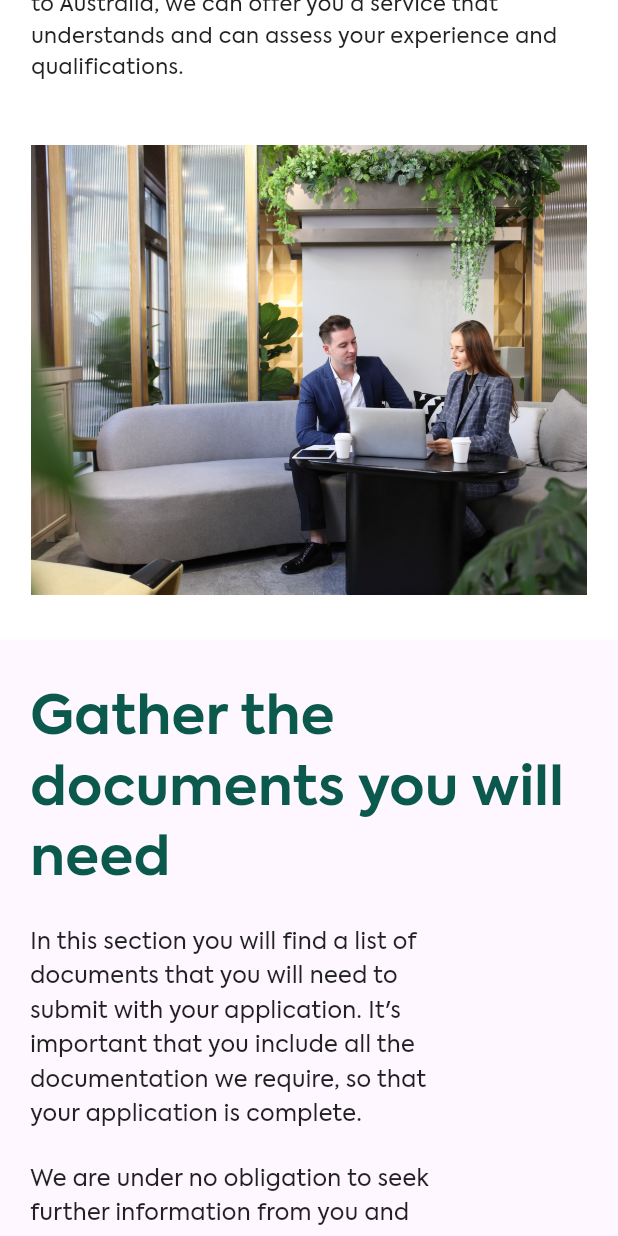
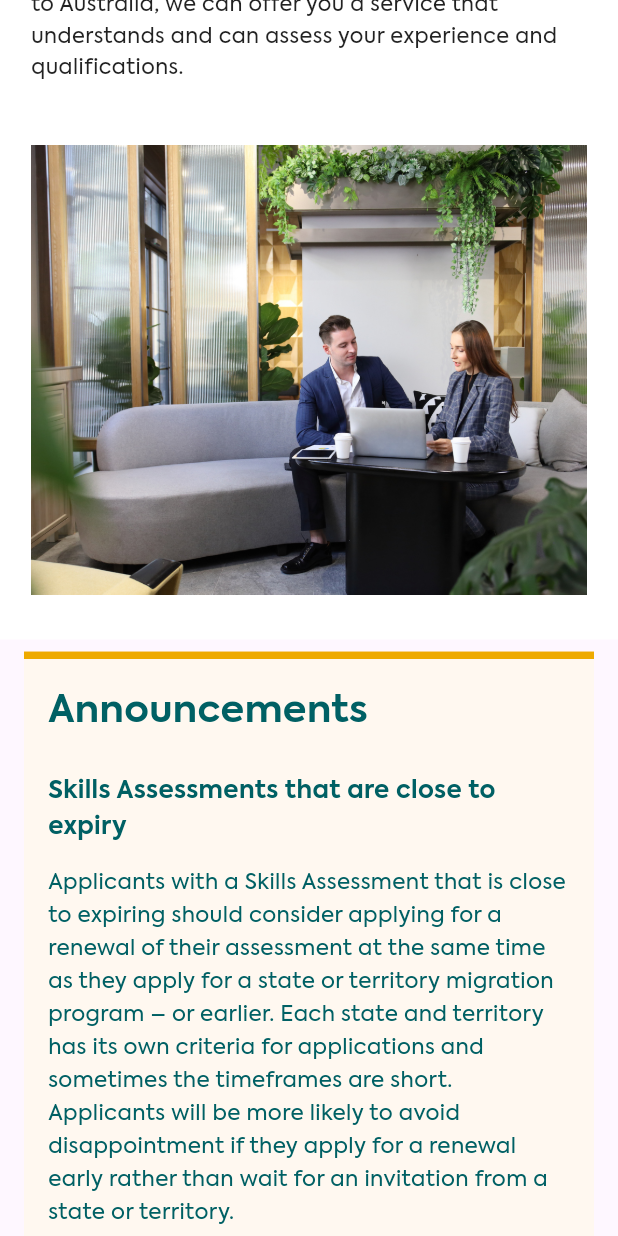
Before and after one commit to santosh81066/vetassess, a Flutter app: the EligibilityCriteria widget shown alone on an empty page, opened directly, scrolled down 1152 dp, on a phone screen of 412 x 824 dp. Run offline on Flutter 3.47's test engine with Material 3 defaults, Android fonts, the phone set to English and light mode, and no system bars; our stand-ins replace carousel_slider, flutter_svg, font_awesome_flutter, go_router, google_fonts.

Commit message:
update eligibility file

```diff
--- a/lib/screens/eligibility_criteria.dart
+++ b/lib/screens/eligibility_criteria.dart
@@ -30,6 +30,8 @@ class EligibilityCriteria extends StatelessWidget {
 
           // Skills assessment information section
           ..._buildProcessSteps(screenWidth, isSmallScreen),
+
+          _announcement(context),
 
           // Document gathering guide section
           _buildGatherDocSection(isSmallScreen),
@@ -291,6 +293,142 @@ class EligibilityCriteria extends StatelessWidget {
     );
   }
 
+ Widget _announcement(BuildContext context) {
+  // Get the screen width to adjust layout based on screen size
+  final screenWidth = MediaQuery.of(context).size.width;
+
+  // Determine if we're on a mobile device (arbitrary breakpoint, adjust as needed)
+  final isMobile = screenWidth < 600;
+
+  // Add horizontal padding to the whole widget
+  return Padding(
+    padding: EdgeInsets.symmetric(
+      horizontal: isMobile ? 16.0 : 24.0, // Smaller padding on mobile
+      vertical: 8.0
+    ),
+    child: Container(
+      width: double.infinity,
+      child: isMobile ? _buildMobileLayout(context) : _buildDesktopLayout(context),
+    ),
+  );
+}
+
+// Layout for mobile devices (vertical layout)
+Widget _buildMobileLayout(BuildContext context) {
+  return Column(
+    crossAxisAlignment: CrossAxisAlignment.start,
+    children: [
+      // Yellow horizontal accent line for mobile
+      Container(
+        height: 5,
+        width: double.infinity,
+        color: const Color(0xFFEEAA00), // Yellow accent color
+      ),
+      // Main content
+      Container(
+        color: const Color(0xFFFFF8F0), // Light cream background
+        padding: const EdgeInsets.all(16.0),
+        child: _buildAnnouncementContent(fontSize: 0.9), // Slightly smaller text for mobile
+      ),
+    ],
+  );
+}
+
+// Layout for desktop devices (horizontal layout)
+Widget _buildDesktopLayout(BuildContext context) {
+  return IntrinsicHeight( // Makes the yellow line match content height
+    child: Row(
+      crossAxisAlignment: CrossAxisAlignment.stretch,
+      children: [
+        // Yellow vertical accent line
+        Container(
+          width: 5,
+          color: const Color(0xFFEEAA00), // Yellow accent color
+        ),
+        // Main content
+        Expanded(
+          child: Container(
+            color: const Color(0xFFFFF8F0), // Light cream background
+            padding: const EdgeInsets.all(24.0),
+            child: _buildAnnouncementContent(fontSize: 1.0),
+          ),
+        ),
+      ],
+    ),
+  );
+}
+
+// Extract content to avoid duplication
+Widget _buildAnnouncementContent({required double fontSize}) {
+  // Base font sizes
+  final headingSize = 28.0 * fontSize;
+  final subheadingSize = 18.0 * fontSize;
+  final bodySize = 16.0 * fontSize;
+
+  return Column(
+    crossAxisAlignment: CrossAxisAlignment.start,
+    children: [
+      Text(
+        'Announcements',
+        style: TextStyle(
+          fontSize: headingSize,
+          fontWeight: FontWeight.bold,
+          color: const Color(0xFF006064), // Dark teal color for headings
+        ),
+      ),
+      SizedBox(height: 24 * fontSize),
+      Text(
+        'Skills Assessments that are close to expiry',
+        style: TextStyle(
+          fontSize: subheadingSize,
+          fontWeight: FontWeight.bold,
+          color: const Color(0xFF006064), // Dark teal color for headings
+        ),
+      ),
+      SizedBox(height: 16 * fontSize),
+      Text(
+        'Applicants with a Skills Assessment that is close to expiring should consider applying for a renewal of their assessment at the same time as they apply for a state or territory migration program – or earlier. Each state and territory has its own criteria for applications and sometimes the timeframes are short. Applicants will be more likely to avoid disappointment if they apply for a renewal early rather than wait for an invitation from a state or territory.',
+        style: TextStyle(
+          fontSize: bodySize,
+          height: 1.5,
+          color: const Color(0xFF006064), // Dark teal color for text
+        ),
+      ),
+      SizedBox(height: 12 * fontSize),
+      InkWell(
+        onTap: () {
+          // Add link functionality here
+        },
+        child: Text(
+          'Find out how to renew your Skills Assessment before it expires here.',
+          style: TextStyle(
+            fontSize: bodySize,
+            color: const Color.fromARGB(255, 5, 124, 128), // Dark teal color for links
+            decoration: TextDecoration.underline,
+          ),
+        ),
+      ),
+      SizedBox(height: 20 * fontSize),
+      Text(
+        'Skills assessment documents: professional and general occupations',
+        style: TextStyle(
+          fontSize: subheadingSize,
+          fontWeight: FontWeight.bold,
+          color: const Color(0xFF006064), // Dark teal color for headings
+        ),
+      ),
+      SizedBox(height: 16 * fontSize),
+      Text(
+        'Applicants are expected to provide all the documents required at the time they submit their application. We have changed our timeframes for applications that do not have complete documents. We will close incomplete applications that do not meet the deadline and there will be a fee to reopen the application. You can find out more here. It is important to ensure you lodge a complete set of required documents when you apply, and this will avoid delays with your application.',
+        style: TextStyle(
+          fontSize: bodySize,
+          height: 1.5,
+          color: const Color(0xFF006064), // Dark teal color for text
+        ),
+      ),
+    ],
+  );
+}
   // Title and description for document gathering section
   Widget _buildGatherDocTitle() {
     return Column(
@@ -631,4 +769,5 @@ class _SearchBar extends StatelessWidget {
       ),
     );
   }
+
 }
--- a/lib/screens/nominate_an_occupation.dart
+++ b/lib/screens/nominate_an_occupation.dart
@@ -651,8 +651,8 @@ class NominateScreen extends StatelessWidget {
             ),
             Image.asset(
               'assets/images/blog_metropolis.jpg',
-              height: 40,
-              width: 80,
+              height: 400,
+              width: 800,
               fit: BoxFit.fitHeight,
             ),
           ],
--- a/lib/screens/priorityprocessing.dart
+++ b/lib/screens/priorityprocessing.dart
@@ -960,7 +960,7 @@ Widget _buildPreparingApplSection(
                             width: double.infinity,
                             height: 1,
                             child: CustomPaint(
-                              painter: DottedLinePainterTwo(
+                              painter: DottedLinePainter(
                                 color: Color(0xFFfd7e14),
                               ),
                             ),
```
